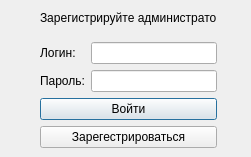
First picture: the form in authorization.ui, repository eazyproger/HRDep, before the edit.
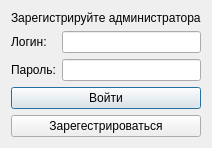
Second picture: the form after the edit.

The edit to the form file:
```diff
--- a/authorization.ui
+++ b/authorization.ui
@@ -6,24 +6,17 @@
    <rect>
     <x>0</x>
     <y>0</y>
-    <width>251</width>
-    <height>157</height>
+    <width>195</width>
+    <height>147</height>
    </rect>
   </property>
   <property name="windowTitle">
    <string>Dialog</string>
   </property>
-  <widget class="QWidget" name="layoutWidget">
-   <property name="geometry">
-    <rect>
-     <x>40</x>
-     <y>0</y>
-     <width>177</width>
-     <height>148</height>
-    </rect>
-   </property>
+  <layout class="QHBoxLayout" name="horizontalLayout">
+   <item>
    <layout class="QVBoxLayout" name="verticalLayout_2">
-    <item>
+     <item alignment="Qt::AlignHCenter">
      <widget class="QLabel" name="infoLabel">
       <property name="text">
        <string>Зарегистрируйте администратора</string>
@@ -77,7 +70,8 @@
      </layout>
     </item>
    </layout>
-  </widget>
+   </item>
+  </layout>
  </widget>
  <resources/>
  <connections/>
```
Lines whose indentation alone changed are shown as unchanged.
